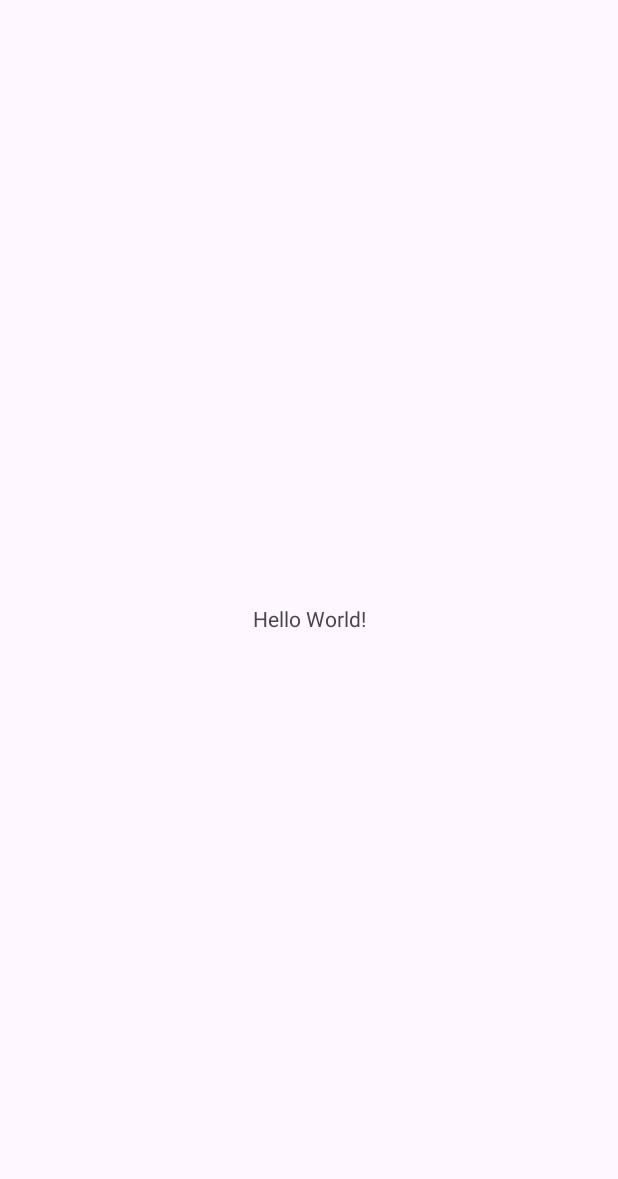
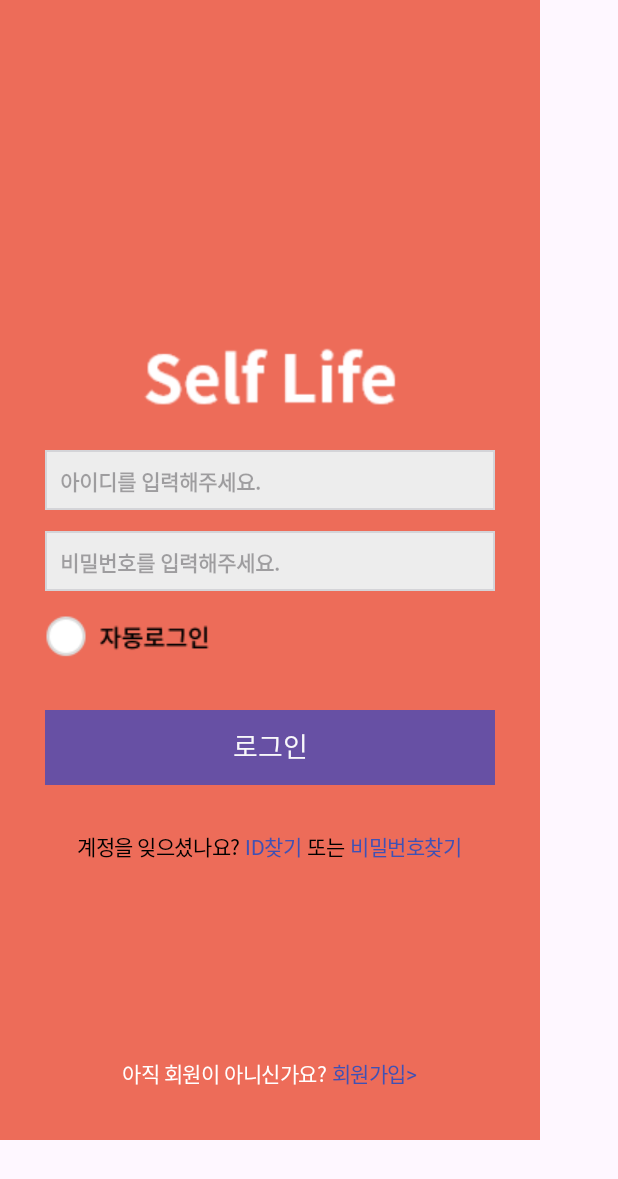
Before and after one commit to gttae/Self_Life-Account-Book-app, an Android app: the screen it shows after launch (MainActivity), on a phone screen of 412 x 824 dp. Before the commit the part shown is almost empty. Shown: the top 1179 px of the screen. Run offline under Robolectric (Android 15) with nearby library versions, the phone set to English and light mode, and no system bars.

Commit message:
로그인 화면 1차 구성
작성자 최우혁

```diff
--- a/app/src/main/AndroidManifest.xml
+++ b/app/src/main/AndroidManifest.xml
@@ -10,7 +10,7 @@
         android:label="@string/app_name"
         android:roundIcon="@mipmap/ic_launcher_round"
         android:supportsRtl="true"
-        android:theme="@style/Theme.SELF_LIFE"
+        android:theme="@style/Theme.MyApplication"
         tools:targetApi="31">
         <activity
             android:name=".MainActivity"
--- /dev/null
+++ b/app/src/main/res/drawable/btb.xml
@@ -0,0 +1,9 @@
+<?xml version="1.0" encoding="utf-8"?>
+<layer-list xmlns:android="http://schemas.android.com/apk/res/android">
+    <item>
+        <shape android:shape="rectangle">
+            <stroke android:width = "1dp" android:color = "#5b5b5c" />
+            <solid android:color="#ffffff" />
+        </shape>
+    </item>
+</layer-list>
--- /dev/null
+++ b/app/src/main/res/drawable/shadow.xml
@@ -0,0 +1,10 @@
+<?xml version="1.0" encoding="utf-8"?>
+<shape xmlns:android="http://schemas.android.com/apk/res/android"
+    android:shape="rectangle">
+    <solid android:color="#6524ff"/>
+    <stroke
+        android:width="1dp"
+        android:color="#707070" />
+
+
+</shape>
--- /dev/null
+++ b/app/src/main/res/drawable/textviewback.xml
@@ -0,0 +1,13 @@
+<?xml version="1.0" encoding="utf-8"?>
+<layer-list xmlns:android="http://schemas.android.com/apk/res/android">
+    <item>
+        <shape
+            xmlns:android="http://schemas.android.com/apk/res/android"
+            android:shape="rectangle">
+            <solid android:color="#ededed" />
+            <stroke
+                android:width="1dp"
+                android:color="#d4d4d8" />
+        </shape>
+    </item>
+</layer-list>
--- a/app/src/main/res/layout/activity_main.xml
+++ b/app/src/main/res/layout/activity_main.xml
@@ -1,18 +1,175 @@
-<?xml version="1.0" encoding="utf-8"?>
-<androidx.constraintlayout.widget.ConstraintLayout xmlns:android="http://schemas.android.com/apk/res/android"
+<LinearLayout
+    xmlns:android="http://schemas.android.com/apk/res/android"
     xmlns:app="http://schemas.android.com/apk/res-auto"
-    xmlns:tools="http://schemas.android.com/tools"
-    android:layout_width="match_parent"
-    android:layout_height="match_parent"
-    tools:context=".MainActivity">
+    android:layout_width="360dp"
+    android:layout_height="760dp"
+    android:orientation="vertical"
+    android:background="#ed6c59">
 
-    <TextView
+
+    <LinearLayout
+        android:layout_width="391dp"
+        android:layout_height="300dp"
+        android:orientation="vertical"
+        android:layout_gravity="center">
+
+
+        <ImageView
+            android:id="@+id/SL2Iv"
+            android:layout_width="170dp"
+            android:layout_height="58dp"
+            android:layout_gravity="center"
+            android:layout_marginTop="200dp"
+            android:layout_weight="1"
+            app:srcCompat="@drawable/self_life" />
+    </LinearLayout>
+
+    <LinearLayout
+        android:layout_width="300dp"
+        android:layout_height="173dp"
+        android:layout_gravity="center"
+        android:orientation="vertical">
+
+
+        <TextView
+            android:id="@+id/UserIdTv"
+            android:layout_width="fill_parent"
+            android:layout_height="40dp"
+            android:background="@drawable/textviewback"
+            android:hint="아이디를 입력해주세요."
+            android:inputType="textCapWords"
+            android:padding="10dp"
+            android:textColor="#181818"
+            android:textStyle="bold" />
+
+        <TextView
+            android:id="@+id/UserPWTv"
+            android:layout_width="fill_parent"
+            android:layout_height="40dp"
+            android:layout_marginTop="14dp"
+            android:background="@drawable/textviewback"
+            android:hint="비밀번호를 입력해주세요."
+            android:inputType="textCapWords"
+            android:padding="10dp"
+            android:textColor="#181818"
+            android:textStyle="bold" />
+
+        <ImageView
+            android:id="@+id/iV3Iv"
+            android:layout_width="wrap_content"
+            android:layout_height="wrap_content"
+            android:layout_marginTop="14dp"
+            app:srcCompat="@drawable/login" />
+
+
+    </LinearLayout>
+
+    <LinearLayout
+        android:layout_width="300dp"
+        android:layout_height="80dp"
+        android:layout_gravity="center"
+        android:orientation="vertical">
+
+        <Button
+            android:id="@+id/btn3Bt"
+            android:layout_width="300dp"
+            android:layout_height="50dp"
+            android:background="#6524ff"
+            android:gravity="center_horizontal"
+            android:lineSpacingExtra="12sp"
+            android:text="로그인"
+            android:textColor="#f8f8fa"
+            android:textSize="18sp"
+            android:textStyle="normal" />
+    </LinearLayout>
+
+    <LinearLayout
         android:layout_width="wrap_content"
-        android:layout_height="wrap_content"
-        android:text="Hello World!"
-        app:layout_constraintBottom_toBottomOf="parent"
-        app:layout_constraintEnd_toEndOf="parent"
-        app:layout_constraintStart_toStartOf="parent"
-        app:layout_constraintTop_toTopOf="parent" />
+        android:layout_height="151dp"
+        android:layout_gravity="center"
+        android:orientation="horizontal">
 
-</androidx.constraintlayout.widget.ConstraintLayout>
+        <TextView xmlns:android="http://schemas.android.com/apk/res/android"
+            android:id="@+id/tV6Tv"
+            android:layout_width="wrap_content"
+            android:layout_height="wrap_content"
+            android:layout_gravity="top|center"
+            android:letterSpacing="-0.02"
+            android:lineSpacingExtra="56sp"
+            android:text="계정을 잊으셨나요? "
+            android:textColor="#000000"
+            android:textSize="14sp"
+            android:textStyle="normal" />
+
+        <TextView
+            android:id="@+id/tV7Tv"
+            android:layout_width="wrap_content"
+            android:layout_height="wrap_content"
+            android:layout_gravity="top|center"
+            android:letterSpacing="-0.02"
+            android:lineSpacingExtra="56sp"
+            android:text="ID찾기 "
+            android:textColor="#3F51B5"
+            android:textSize="14sp"
+            android:textStyle="normal"
+
+            />
+
+        <TextView xmlns:android="http://schemas.android.com/apk/res/android"
+            android:id="@+id/tV8Tv"
+            android:layout_width="wrap_content"
+            android:layout_height="wrap_content"
+            android:layout_gravity="top|center"
+            android:letterSpacing="-0.02"
+            android:lineSpacingExtra="56sp"
+            android:text="또는 "
+            android:textColor="#000000"
+            android:textSize="14sp"
+            android:textStyle="normal" />
+
+        <TextView
+            android:id="@+id/tV9Tv"
+            android:layout_width="wrap_content"
+            android:layout_height="wrap_content"
+            android:layout_gravity="top|center"
+            android:letterSpacing="-0.02"
+            android:lineSpacingExtra="56sp"
+            android:text="비밀번호찾기"
+            android:textColor="#3F51B5"
+            android:textSize="14sp"
+            android:textStyle="normal" />
+    </LinearLayout>
+
+    <LinearLayout
+        android:layout_width="wrap_content"
+        android:layout_height="37dp"
+        android:layout_gravity="center"
+        android:orientation="horizontal">
+
+        <TextView
+            android:id="@+id/tV10Tv"
+            android:layout_width="wrap_content"
+            android:layout_height="wrap_content"
+            android:layout_gravity="top|center"
+            android:letterSpacing="-0.02"
+            android:lineSpacingExtra="56sp"
+            android:text="아직 회원이 아니신가요?"
+            android:textColor="#ffffff"
+            android:textSize="14sp"
+            android:textStyle="normal" />
+
+        <TextView
+            android:id="@+id/tV11Tv"
+            android:layout_width="wrap_content"
+            android:layout_height="wrap_content"
+            android:layout_gravity="top|center"
+            android:letterSpacing="-0.02"
+            android:lineSpacingExtra="56sp"
+            android:text=" 회원가입>"
+            android:textColor="#3F51B5"
+            android:textSize="14sp"
+            android:textStyle="normal" />
+
+    </LinearLayout>
+
+</LinearLayout>
--- a/app/src/main/res/values-night/themes.xml
+++ b/app/src/main/res/values-night/themes.xml
@@ -1,6 +1,6 @@
 <resources xmlns:tools="http://schemas.android.com/tools">
     <!-- Base application theme. -->
-    <style name="Base.Theme.SELF_LIFE" parent="Theme.Material3.DayNight.NoActionBar">
+    <style name="Base.Theme.MyApplication" parent="Theme.Material3.DayNight.NoActionBar">
         <!-- Customize your dark theme here. -->
         <!-- <item name="colorPrimary">@color/my_dark_primary</item> -->
     </style>
--- a/app/src/main/res/values/strings.xml
+++ b/app/src/main/res/values/strings.xml
@@ -1,3 +1,3 @@
 <resources>
-    <string name="app_name">SELF_LIFE</string>
+    <string name="app_name">My Application</string>
 </resources>
--- a/app/src/main/res/values/themes.xml
+++ b/app/src/main/res/values/themes.xml
@@ -1,9 +1,9 @@
 <resources xmlns:tools="http://schemas.android.com/tools">
     <!-- Base application theme. -->
-    <style name="Base.Theme.SELF_LIFE" parent="Theme.Material3.DayNight.NoActionBar">
+    <style name="Base.Theme.MyApplication" parent="Theme.Material3.DayNight.NoActionBar">
         <!-- Customize your light theme here. -->
         <!-- <item name="colorPrimary">@color/my_light_primary</item> -->
     </style>
 
-    <style name="Theme.SELF_LIFE" parent="Base.Theme.SELF_LIFE" />
+    <style name="Theme.MyApplication" parent="Base.Theme.MyApplication" />
 </resources>
```
Also changed, not shown: app/src/main/res/drawable/drawable-hdpi/self_life.png (added), app/src/main/res/drawable/drawable-hdpi/self_life.webp (added), app/src/main/res/drawable/drawable-mdpi/self_life.png (added), app/src/main/res/drawable/drawable-mdpi/self_life.webp (added), app/src/main/res/drawable/drawable-xhdpi/self_life.png (added), app/src/main/res/drawable/drawable-xhdpi/self_life.webp (added), app/src/main/res/drawable/drawable-xxhdpi/self_life.png (added), app/src/main/res/drawable/drawable-xxhdpi/self_life.webp (added), app/src/main/res/drawable/drawable-xxxhdpi/self_life.png (added), app/src/main/res/drawable/drawable-xxxhdpi/self_life.webp (added), app/src/main/res/drawable/login.png (added), app/src/main/res/drawable/self_life.png (added).
